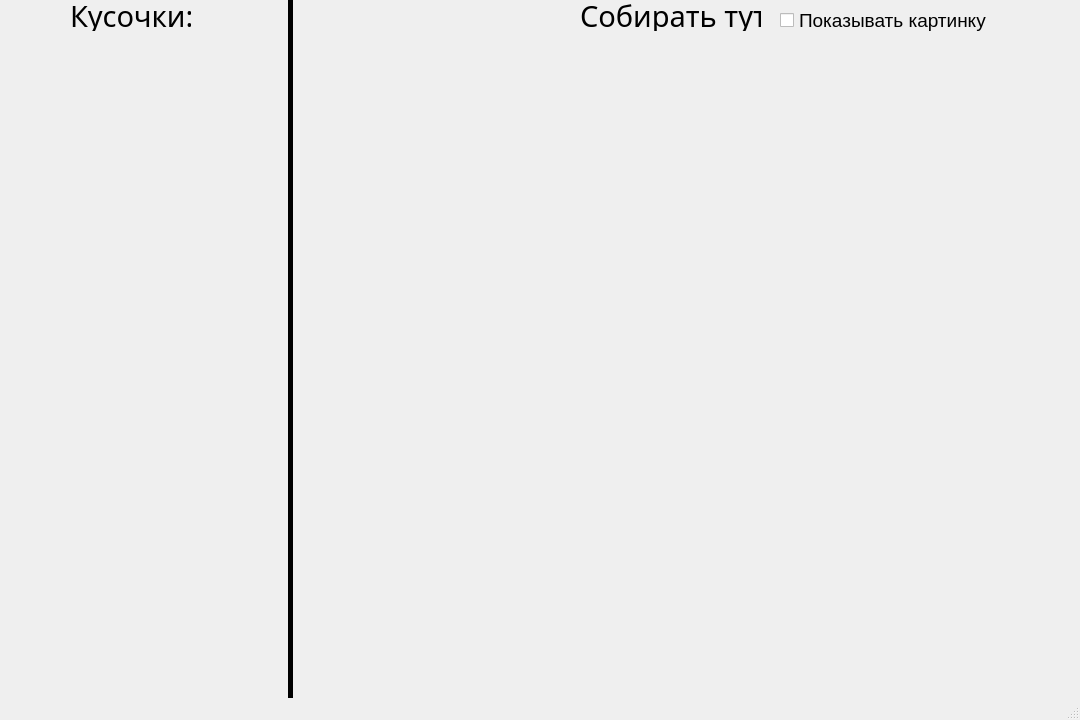
This is puzzle.ui in IGragon/projectP as Qt 5 draws it before an edit. The edited form follows.
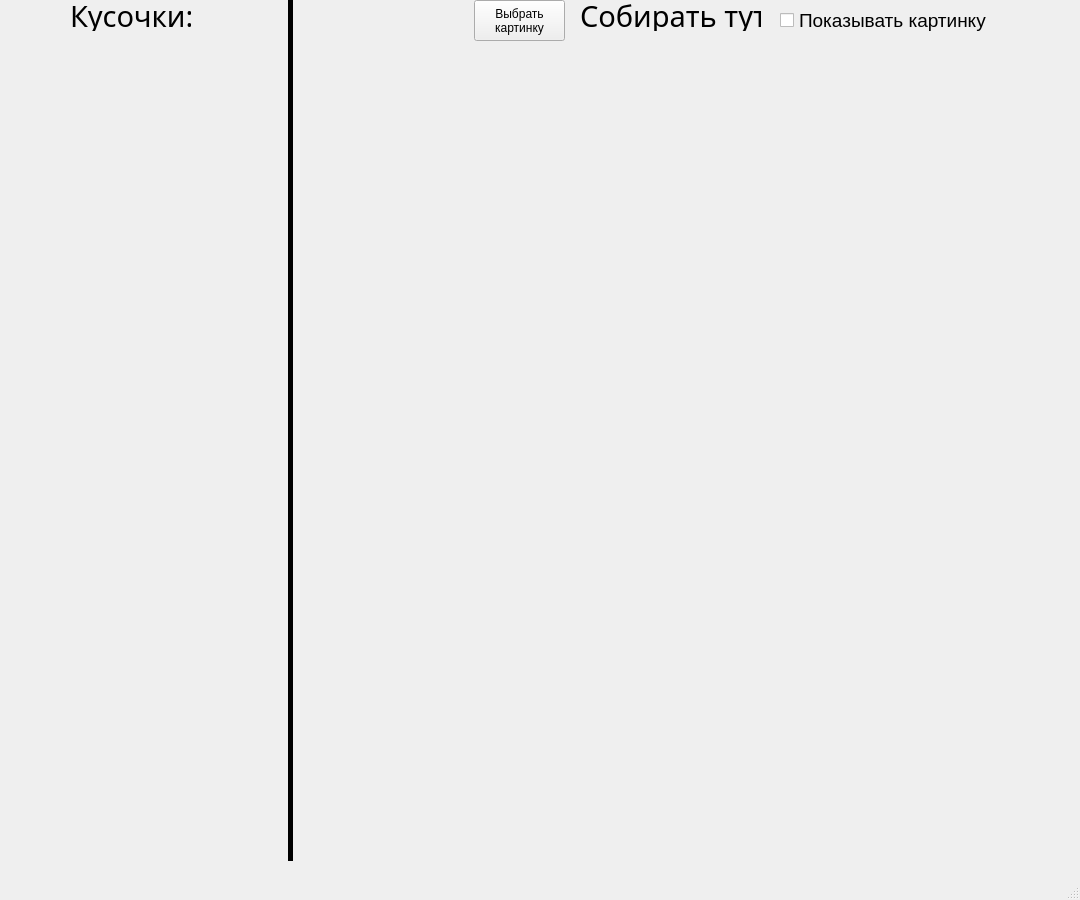
This is the edited form.

Commit message: pre-relise

```diff
--- a/puzzle.ui
+++ b/puzzle.ui
@@ -7,7 +7,7 @@
     <x>0</x>
     <y>0</y>
     <width>1080</width>
-    <height>720</height>
+    <height>900</height>
    </rect>
   </property>
   <property name="mouseTracking">
@@ -45,7 +45,7 @@
       <x>280</x>
       <y>0</y>
       <width>20</width>
-      <height>720</height>
+      <height>861</height>
      </rect>
     </property>
     <property name="frameShadow">
@@ -124,6 +124,20 @@
      </item>
     </layout>
    </widget>
+   <widget class="QPushButton" name="pushChoosePicture">
+    <property name="geometry">
+     <rect>
+      <x>474</x>
+      <y>0</y>
+      <width>91</width>
+      <height>41</height>
+     </rect>
+    </property>
+    <property name="text">
+     <string>Выбрать
+картинку</string>
+    </property>
+   </widget>
   </widget>
   <widget class="QMenuBar" name="menubar">
    <property name="geometry">
```
The commit also changes 1 other file.
